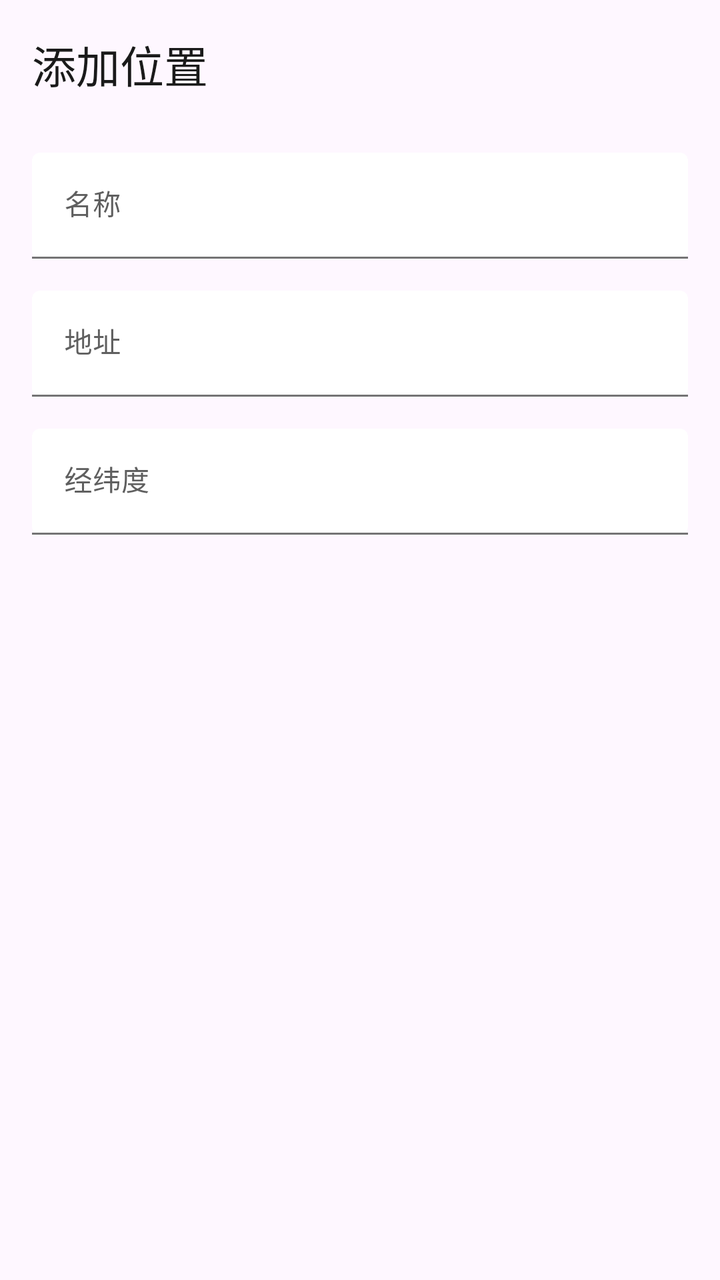
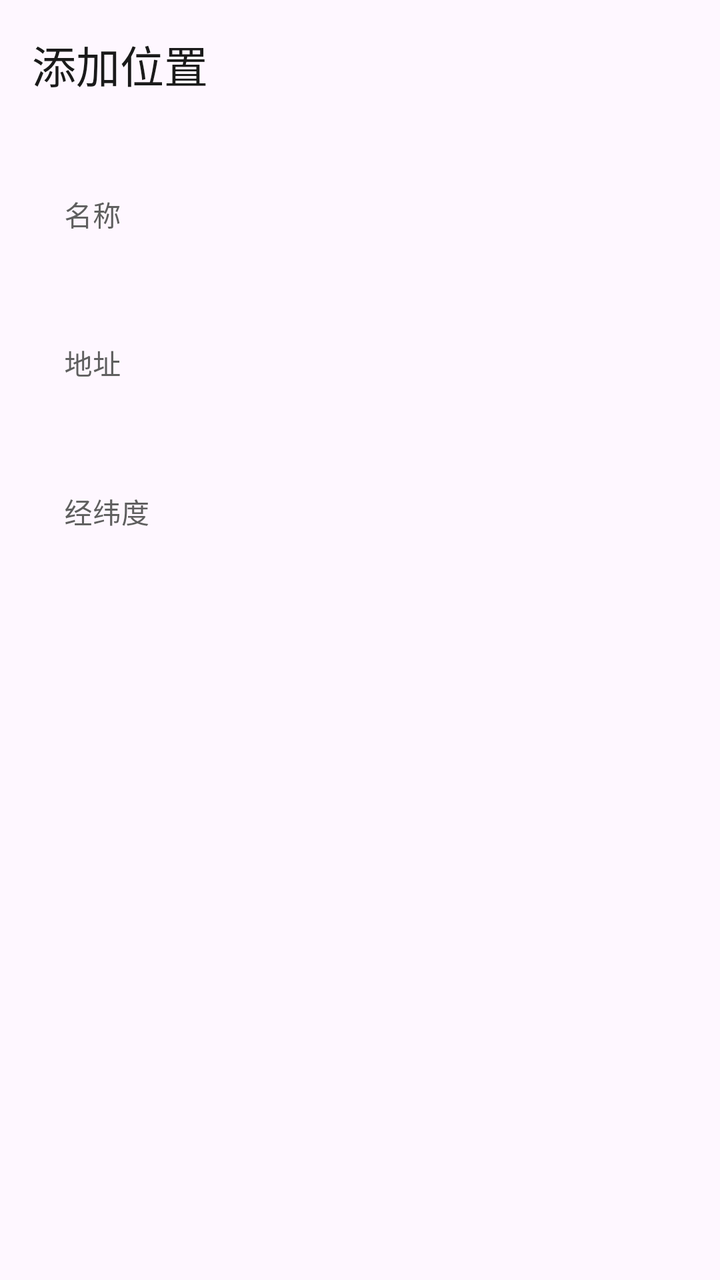

The first picture is an Android layout as it rendered before a commit; the second is the same layout after the commit. The layout source and the unified diff follow.
<!-- AndroidManifest.xml: application theme AppTheme -->
<!-- res/layout/dialog_add_location.xml -->
<?xml version="1.0" encoding="utf-8"?>
<LinearLayout
    xmlns:android="http://schemas.android.com/apk/res/android"
    xmlns:app="http://schemas.android.com/apk/res-auto"
    android:layout_width="match_parent"
    android:layout_height="wrap_content"
    android:orientation="vertical"
    android:padding="16dp">

        <TextView
            android:layout_width="match_parent"
            android:layout_height="wrap_content"
            android:text="@string/add_location"
            android:textAppearance="?attr/textAppearanceTitleLarge"
            android:textColor="?attr/colorOnSurface"
            android:paddingBottom="12dp"/>

        <com.google.android.material.textfield.TextInputLayout
            android:layout_width="match_parent"
            android:layout_height="wrap_content"
            android:layout_marginTop="16dp"
            app:boxBackgroundMode="filled"
            app:boxBackgroundColor="@android:color/transparent"
            android:hint="@string/name">

            <com.google.android.material.textfield.TextInputEditText
                android:id="@+id/etLocationName"
                android:layout_width="match_parent"
                android:layout_height="wrap_content"
                android:imeOptions="actionNext"
                android:inputType="text"
                android:singleLine="true"
                android:textColor="?attr/colorOnSurface"
                android:textAppearance="@style/TextAppearance.Material3.BodyMedium">

                
            </com.google.android.material.textfield.TextInputEditText>
        </com.google.android.material.textfield.TextInputLayout>

        <com.google.android.material.textfield.TextInputLayout
            android:layout_width="match_parent"
            android:layout_height="wrap_content"
            android:layout_marginTop="16dp"
            app:boxBackgroundMode="filled"
            app:boxBackgroundColor="@android:color/transparent"
            android:hint="@string/address">

            <com.google.android.material.textfield.TextInputEditText
                android:id="@+id/etLocationAddress"
                android:layout_width="match_parent"
                android:layout_height="wrap_content"
                android:imeOptions="actionNext"
                android:inputType="text"
                android:singleLine="true"
                android:textColor="?attr/colorOnSurface"
                android:textAppearance="@style/TextAppearance.Material3.BodyMedium">
            </com.google.android.material.textfield.TextInputEditText>
        </com.google.android.material.textfield.TextInputLayout>

        <com.google.android.material.textfield.TextInputLayout
            android:layout_width="match_parent"
            android:layout_height="wrap_content"
            android:layout_marginTop="16dp"
            app:boxBackgroundMode="filled"
            app:boxBackgroundColor="@android:color/transparent"
            android:hint="@string/latlon">

            <com.google.android.material.textfield.TextInputEditText
                android:id="@+id/etLocationLatLon"
                android:layout_width="match_parent"
                android:layout_height="wrap_content"
                android:imeOptions="actionNext"
                android:inputType="text"
                android:singleLine="true"
                android:textColor="?attr/colorOnSurface"
                android:textAppearance="@style/TextAppearance.Material3.BodyMedium">
            </com.google.android.material.textfield.TextInputEditText>
        </com.google.android.material.textfield.TextInputLayout>

</LinearLayout>
<!-- resources referenced by this layout -->
<resources>
  <string name="add_location">添加位置</string>
  <string name="address">地址</string>
  <string name="latlon">经纬度</string>
  <string name="name">名称</string>
  <style name="AppTheme" parent="Theme.Material3.Light.NoActionBar">
          
          <item name="colorPrimary">#5F5F5F</item>
          <item name="colorOnPrimary">#FFFFFF</item>
          <item name="colorPrimaryContainer">#E0E0E0</item>
          <item name="colorOnPrimaryContainer">#1E1E1E</item>
          <item name="colorSecondary">#494949</item>
          <item name="colorOnSecondary">#FFFFFF</item>
          <item name="colorSecondaryContainer">#E7E7E7</item>
          <item name="colorOnSecondaryContainer">#2A2A2A</item>
          <item name="colorSurface">#FFFFFF</item>
          <item name="colorOnSurface">#1A1A1A</item>
          <item name="colorSurfaceVariant">#F0F0F0</item>
          <item name="colorOnSurfaceVariant">#5F5F5F</item>
          <item name="colorOutline">#747474</item>
  
          
          <item name="android:statusBarColor">@android:color/transparent</item>
          <item name="android:windowDrawsSystemBarBackgrounds">true</item>
          <item name="android:windowTranslucentStatus">true</item>
          <item name="windowActionModeOverlay">true</item>
          <item name="windowActionBar">false</item>
          <item name="windowNoTitle">true</item>
  
          
          <item name="searchViewStyle">@style/Portal.SearchViewStyle</item>
          <item name="sliderStyle">@style/Portal.SliderTheme</item>
          <item name="android:popupMenuStyle">@style/PortalPopupMenuStyle</item>
      </style>
  <style name="Portal.SearchViewStyle" parent="Widget.AppCompat.SearchView" />
  <style name="Portal.SliderTheme" parent="Widget.Material3.Slider" />
  <style name="PortalPopupMenuStyle" parent="Widget.Material3.PopupMenu">
          <item name="android:popupAnimationStyle">@style/PortalPopupAnimation</item>
      </style>
  <style name="PortalPopupAnimation">
          <item name="android:windowEnterAnimation">@anim/popup_in_top_end</item>
          <item name="android:windowExitAnimation">@anim/popup_out_top_end</item>
      </style>
</resources>

<!-- the commit's change to res/layout/dialog_add_location.xml (unified diff, before → after) -->
@@ -19,8 +19,7 @@
             android:layout_width="match_parent"
             android:layout_height="wrap_content"
             android:layout_marginTop="16dp"
-            app:boxBackgroundMode="filled"
-            app:boxBackgroundColor="@android:color/transparent"
+            app:boxBackgroundMode="outline"
             android:hint="@string/name">
 
             <com.google.android.material.textfield.TextInputEditText
@@ -31,7 +30,8 @@
                 android:inputType="text"
                 android:singleLine="true"
                 android:textColor="?attr/colorOnSurface"
-                android:textAppearance="@style/TextAppearance.Material3.BodyMedium">
+                android:textAppearance="@style/TextAppearance.Material3.BodyMedium"
+                android:background="@android:color/transparent">
 
                 
             </com.google.android.material.textfield.TextInputEditText>
@@ -41,8 +41,7 @@
             android:layout_width="match_parent"
             android:layout_height="wrap_content"
             android:layout_marginTop="16dp"
-            app:boxBackgroundMode="filled"
-            app:boxBackgroundColor="@android:color/transparent"
+            app:boxBackgroundMode="outline"
             android:hint="@string/address">
 
             <com.google.android.material.textfield.TextInputEditText
@@ -53,7 +52,8 @@
                 android:inputType="text"
                 android:singleLine="true"
                 android:textColor="?attr/colorOnSurface"
-                android:textAppearance="@style/TextAppearance.Material3.BodyMedium">
+                android:textAppearance="@style/TextAppearance.Material3.BodyMedium"
+                android:background="@android:color/transparent">
             </com.google.android.material.textfield.TextInputEditText>
         </com.google.android.material.textfield.TextInputLayout>
 
@@ -61,8 +61,7 @@
             android:layout_width="match_parent"
             android:layout_height="wrap_content"
             android:layout_marginTop="16dp"
-            app:boxBackgroundMode="filled"
-            app:boxBackgroundColor="@android:color/transparent"
+            app:boxBackgroundMode="outline"
             android:hint="@string/latlon">
 
             <com.google.android.material.textfield.TextInputEditText
@@ -73,7 +72,8 @@
                 android:inputType="text"
                 android:singleLine="true"
                 android:textColor="?attr/colorOnSurface"
-                android:textAppearance="@style/TextAppearance.Material3.BodyMedium">
+                android:textAppearance="@style/TextAppearance.Material3.BodyMedium"
+                android:background="@android:color/transparent">
             </com.google.android.material.textfield.TextInputEditText>
         </com.google.android.material.textfield.TextInputLayout>
 
